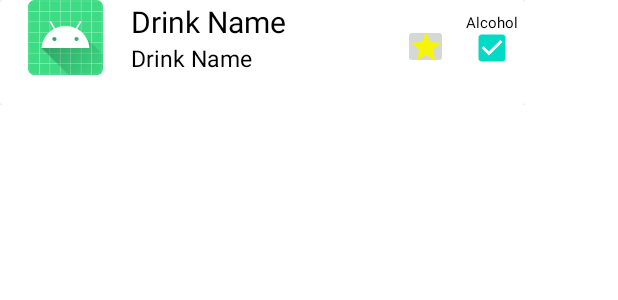
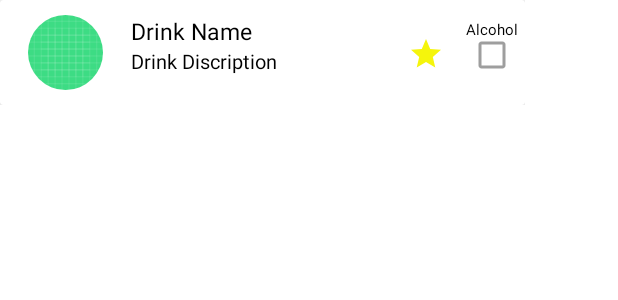
Before and after one commit to nmnfaisal/recipe, an Android app: the layout card_view.xml on its own in the app's theme, with its tools: preview values and no code run, on a phone screen of 412 x 824 dp. Shown: the top 300 px of the screen. Run offline under Robolectric (Android 15) with nearby library versions, the phone set to English and light mode, and no system bars.

Commit message:
merging to main

```diff
--- a/app/src/main/java/me/noman/recipes/data/local/AppDatabase.kt
+++ b/app/src/main/java/me/noman/recipes/data/local/AppDatabase.kt
@@ -6,7 +6,7 @@ import me.noman.recipes.data.local.Dao.DrinkDao
 import me.noman.recipes.data.remote.response.Drink
 import javax.inject.Singleton
 
-@Database(entities = [Drink::class], version = 1)
+@Database(entities = [Drink::class], version = 2)
 @Singleton
 abstract class AppDatabase : RoomDatabase(){
 
--- a/app/src/main/java/me/noman/recipes/data/local/Dao/DrinkDao.kt
+++ b/app/src/main/java/me/noman/recipes/data/local/Dao/DrinkDao.kt
@@ -14,6 +14,9 @@ interface DrinkDao{
     @Query("SELECT * FROM DRINK")
     fun getAllDrinks(): Flow<List<Drink>>
 
+    @Query("UPDATE DRINK SET isFavourite=:setFavorite WHERE idDrink=:drinkID")
+    fun addToFav(drinkID: String, setFavorite: Boolean)
+
     @Query("DELETE FROM DRINK")
     fun removeAll()
 
--- a/app/src/main/java/me/noman/recipes/data/remote/response/DrinkResponse.kt
+++ b/app/src/main/java/me/noman/recipes/data/remote/response/DrinkResponse.kt
@@ -63,6 +63,7 @@ data class Drink (
     @SerializedName("strImageSource"              ) var strImageSource              : String?,
     @SerializedName("strImageAttribution"         ) var strImageAttribution         : String?,
     @SerializedName("strCreativeCommonsConfirmed" ) var strCreativeCommonsConfirmed : String?,
-    @SerializedName("dateModified"                ) var dateModified                : String?
+    @SerializedName("dateModified"                ) var dateModified                : String?,
+    @SerializedName("isFavourite"                 ) var isFavourite                 : Boolean?
 
-)
+    )
--- a/app/src/main/java/me/noman/recipes/data/repositories/DrinkRepository.kt
+++ b/app/src/main/java/me/noman/recipes/data/repositories/DrinkRepository.kt
@@ -49,6 +49,10 @@ class DrinkRepository @Inject constructor(
         return drinkDao.getAllDrinks()
     }
 
+    fun addDrinkToFavourite(idDrink: String, isFavourite: Boolean) {
+        drinkDao.addToFav(idDrink, isFavourite)
+    }
+
     fun fetchAllPosts(searchByName: String) {
         service.fetchAllPosts(searchByName).enqueue(object : Callback<DrinkResponse?> {
             override fun onResponse(
--- a/app/src/main/java/me/noman/recipes/ui/drinks/MainViewModel.kt
+++ b/app/src/main/java/me/noman/recipes/ui/drinks/MainViewModel.kt
@@ -24,4 +24,8 @@ class MainViewModel
 
     }
 
+    fun addDrinkToFavourite(idDrink: String, isFavourite: Boolean){
+        drinkRepo.addDrinkToFavourite(idDrink, isFavourite)
+    }
+
 }
--- a/app/src/main/res/layout/card_view.xml
+++ b/app/src/main/res/layout/card_view.xml
@@ -21,18 +21,19 @@
                 android:layout_width="0dp"
                 android:layout_height="match_parent"
                 android:layout_weight="1"
-                android:gravity="center" >
+                android:gravity="center"
+                android:paddingTop="10dp">
 
 
-                <ImageView
+                <de.hdodenhof.circleimageview.CircleImageView
+
                     android:id="@+id/drink_image"
                     android:layout_width="50dp"
                     android:layout_height="50dp"
                     android:scaleType="centerCrop"
-                    android:src="@mipmap/ic_launcher_round">
+                    android:src="@drawable/ic_launcher_background">
 
-
-                </ImageView>
+                </de.hdodenhof.circleimageview.CircleImageView>
 
             </LinearLayout>
 
@@ -47,16 +48,19 @@
                     android:id="@+id/drink_title"
                     android:layout_width="match_parent"
                     android:layout_height="wrap_content"
-                    android:text="Drink Name"
+                    android:text="@string/drink_name"
                     android:textColor="@color/black"
-                    android:textSize="20sp" />
+                    android:textSize="15sp"
+                    android:maxLines="1"/>
                 <TextView
                     android:id="@+id/drink_discription"
                     android:layout_width="match_parent"
                     android:layout_height="wrap_content"
-                    android:text="Drink Name"
+                    android:text="@string/drink_discription"
                     android:textColor="@color/black"
-                    android:textSize="15sp" />
+                    android:textSize="13sp"
+                    android:maxLines="1"/>
+
             </LinearLayout>
 
             <LinearLayout
@@ -71,7 +75,8 @@
                     android:layout_width="30dp"
                     android:layout_height="30dp"
                     android:layout_marginTop="6dp"
-                    android:src="@drawable/ic_fav" />
+                    android:background="@color/white"
+                    android:src="@drawable/ic_fav"/>
 
             </LinearLayout>
 
@@ -93,7 +98,8 @@
                     android:id="@+id/isAlchoholic"
                     android:layout_width="20dp"
                     android:layout_height="20dp"
-                    android:checked="true"
+                    android:checked="false"
+                    android:enabled="false"
                     android:text="" />
 
             </LinearLayout>
--- a/app/src/main/res/values/strings.xml
+++ b/app/src/main/res/values/strings.xml
@@ -1,3 +1,5 @@
 <resources>
     <string name="app_name">Recipes</string>
+    <string name="drink_discription">Drink Discription</string>
+    <string name="drink_name">Drink Name</string>
 </resources>
--- a/build.gradle
+++ b/build.gradle
@@ -8,6 +8,8 @@ buildscript {
     repositories {
         google()
         mavenCentral()
+        maven { url 'https://jitpack.io' }
+
     }
 }
 
```
Also changed, not shown: app/build.gradle (+12 -1 lines), app/src/main/java/me/noman/recipes/core/di/modules/RetrofitModule.kt (+25 -30 lines), app/src/main/java/me/noman/recipes/domain/model/DrinkData.kt (deleted, +0 -55 lines), app/src/main/java/me/noman/recipes/ui/base/BaseAdapterRecyclerView.kt (deleted, +0 -45 lines), app/src/main/java/me/noman/recipes/ui/drinks/MainActivity.kt (+11 -8 lines), app/src/main/java/me/noman/recipes/ui/drinks/adapter/DrinkAdapter.kt (+23 -20 lines), app/src/main/res/layout/activity_main.xml (+24 -15 lines), 2 other files.
